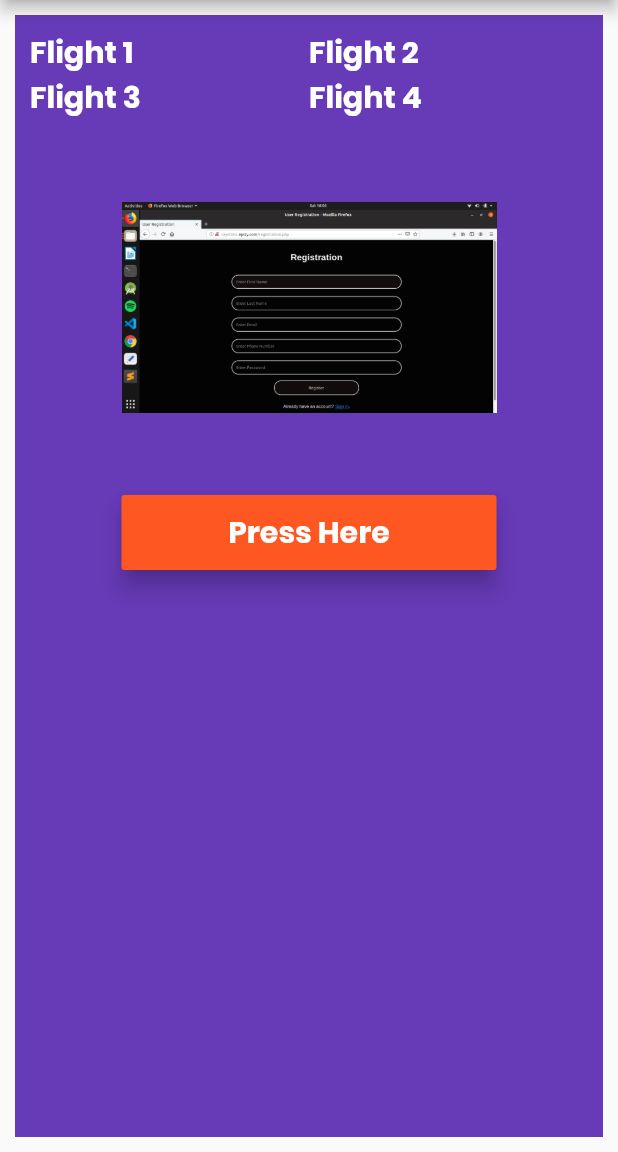
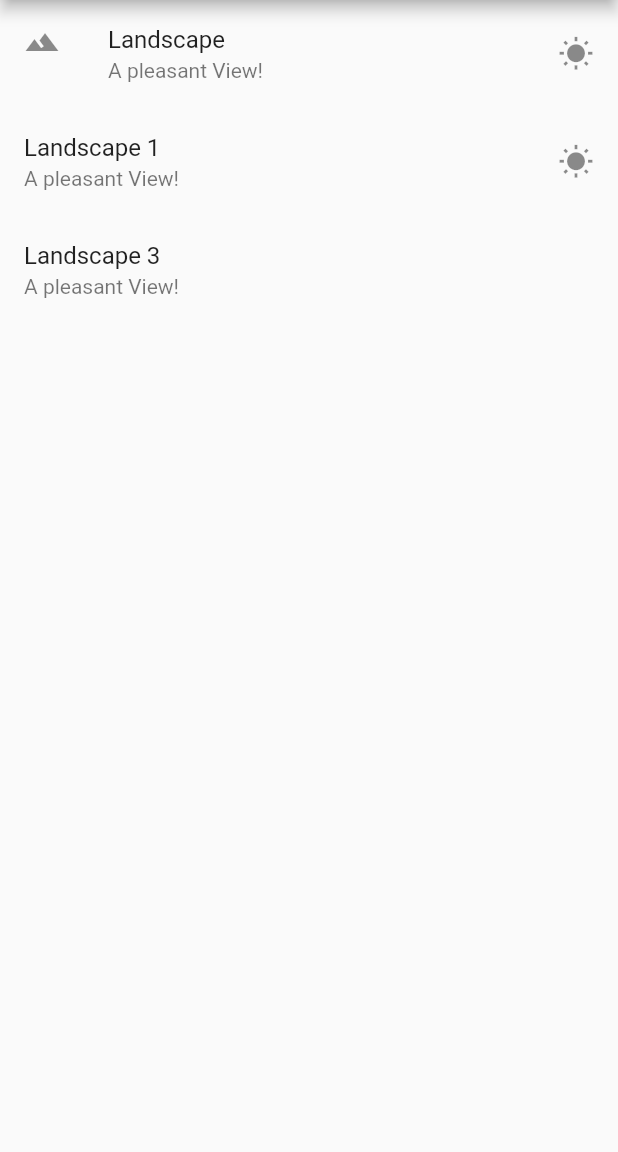
Before and after one commit to raystatic/First_flutter_app, a Flutter app: the screen it shows after launch, on a phone screen of 412 x 824 dp, the part 84-1236 px from its top. Run offline on Flutter 3.47's test engine with Material 2 defaults, Android fonts, the phone set to English and light mode, and no system bars.

Commit message:
implementation of basic list view

```diff
--- /dev/null
+++ b/lib/app_screens/listview_screen.dart
@@ -0,0 +1,36 @@
+import 'package:flutter/material.dart';
+
+class ListViewScreen extends StatelessWidget{
+  @override
+  Widget build(BuildContext context) {
+    // TODO: implement build
+    return Container(
+        child: getListView()
+    );
+  }
+}
+
+Widget getListView() {
+
+  var listView = ListView(
+    children: <Widget>[
+      ListTile(
+        leading: Icon(Icons.landscape),
+        title: Text("Landscape"),
+        subtitle: Text("A pleasant View!"),
+        trailing: Icon(Icons.wb_sunny),
+      ),
+      ListTile(
+        title: Text("Landscape 1"),
+        subtitle: Text("A pleasant View!"),
+        trailing: Icon(Icons.wb_sunny),
+      ),
+
+      ListTile(
+        title: Text("Landscape 3"),
+        subtitle: Text("A pleasant View!"),
+      )
+    ],
+  );
+  return listView;
+}
--- a/lib/main.dart
+++ b/lib/main.dart
@@ -1,5 +1,6 @@
 import 'package:first_flutter_app/app_screens/first_screen.dart';
 import 'package:first_flutter_app/app_screens/home.dart';
+import 'package:first_flutter_app/app_screens/listview_screen.dart';
 import 'package:flutter/material.dart';
 
 void main() => runApp(new MyFlutterApp());
@@ -14,7 +15,8 @@ class MyFlutterApp extends StatelessWidget{
         title: "My Flutter App",
         home: Scaffold(
             appBar: AppBar(title: Text("My first flutter screen"),),
-            body: Home()
+//            body: Home()
+        body: ListViewScreen(),
         )
     );
   }
```
